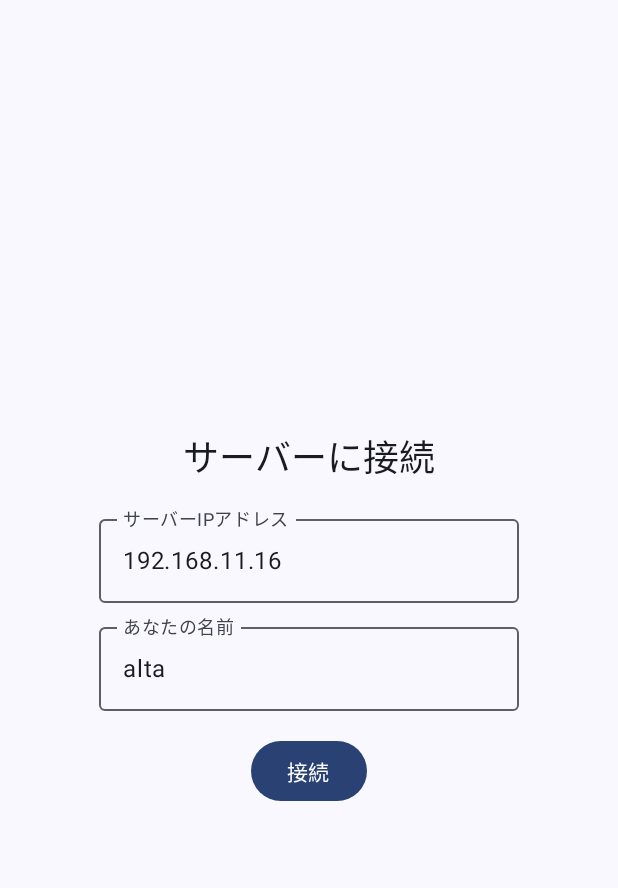
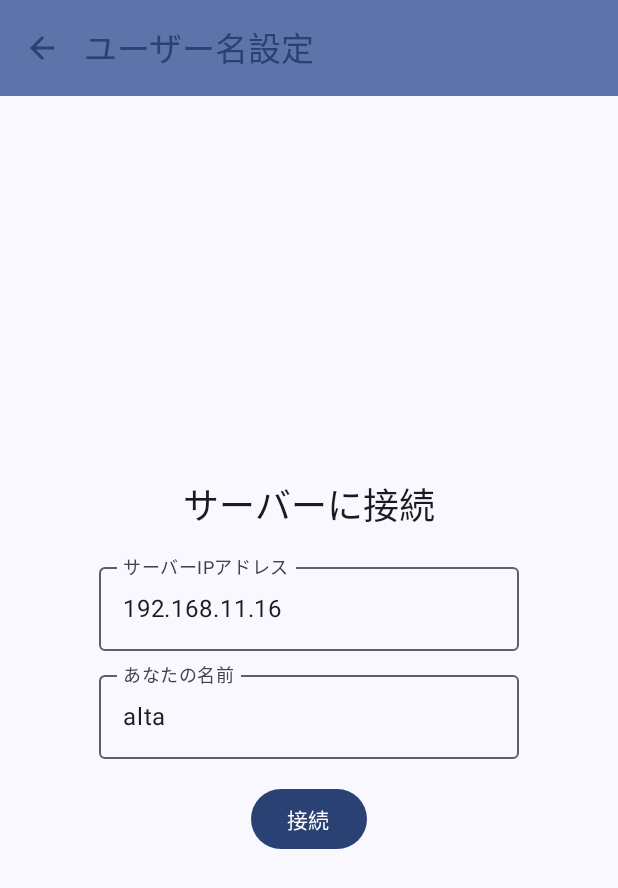
Before and after one commit to alt-a/AndroidChatApp, an Android app built with Jetpack Compose: the screen it shows after launch (MainActivity), on a phone screen of 412 x 824 dp. Shown: the top 888 px of the screen. Run offline under Robolectric (Android 15) with nearby library versions, the phone set to English and light mode, and no system bars.

Commit message:
【ChatAppClient】ユーザー名入力画面 Scaffold適用・トップバー追加

```diff
--- a/Program/ChatAppClient/app/src/main/java/com/example/chatappclient/ui/screen/login/ClientLoginScreenContent.kt
+++ b/Program/ChatAppClient/app/src/main/java/com/example/chatappclient/ui/screen/login/ClientLoginScreenContent.kt
@@ -6,10 +6,18 @@ import androidx.compose.foundation.layout.Spacer
 import androidx.compose.foundation.layout.fillMaxSize
 import androidx.compose.foundation.layout.height
 import androidx.compose.foundation.layout.padding
+import androidx.compose.material.icons.Icons
+import androidx.compose.material.icons.filled.ArrowBack
 import androidx.compose.material3.Button
+import androidx.compose.material3.ExperimentalMaterial3Api
+import androidx.compose.material3.Icon
+import androidx.compose.material3.IconButton
 import androidx.compose.material3.MaterialTheme
 import androidx.compose.material3.OutlinedTextField
+import androidx.compose.material3.Scaffold
 import androidx.compose.material3.Text
+import androidx.compose.material3.TopAppBar
+import androidx.compose.material3.TopAppBarDefaults
 import androidx.compose.runtime.Composable
 import androidx.compose.runtime.getValue
 import androidx.compose.runtime.mutableStateOf
@@ -26,6 +34,7 @@ import androidx.compose.ui.unit.dp
  * @param uiState       : ViewModelが保持するUIデータ
  * @param onConnect     : サーバー接続関数
  */
+@OptIn(ExperimentalMaterial3Api::class) // ★TopAppBar用に必要
 @Composable
 fun ClientLoginScreenContent(
     uiState: ClientLoginScreenUIState,
@@ -35,9 +44,32 @@ fun ClientLoginScreenContent(
     var ip by remember { mutableStateOf("192.168.11.16") } // IP入力用
     var name by remember { mutableStateOf("alta") }          // 名前入力用
 
+    Scaffold(
+        topBar = {
+            TopAppBar(
+                title = { Text(text = "ユーザー名設定") },
+                navigationIcon = {
+                    IconButton(
+                        onClick = {}
+                    ) {
+                        Icon(
+                            imageVector = Icons.Default.ArrowBack,
+                            contentDescription = "戻る",
+                            tint = MaterialTheme.colorScheme.primary
+                        )
+                    }
+                },
+                colors = TopAppBarDefaults.topAppBarColors(
+                    containerColor = MaterialTheme.colorScheme.primaryContainer,
+                    titleContentColor = MaterialTheme.colorScheme.primary
+                )
+            )
+        }
+    ) { paddingValues ->
         Column(
             modifier = Modifier.Companion
                 .fillMaxSize()
+                .padding(paddingValues)
                 .padding(16.dp),
             verticalArrangement = Arrangement.Center,
             horizontalAlignment = Alignment.Companion.CenterHorizontally
@@ -77,6 +109,7 @@ fun ClientLoginScreenContent(
             }
         }
     }
+}
 
 @Preview(device = Devices.PIXEL_2)
 @Composable
```
Lines whose indentation alone changed are shown as unchanged.
